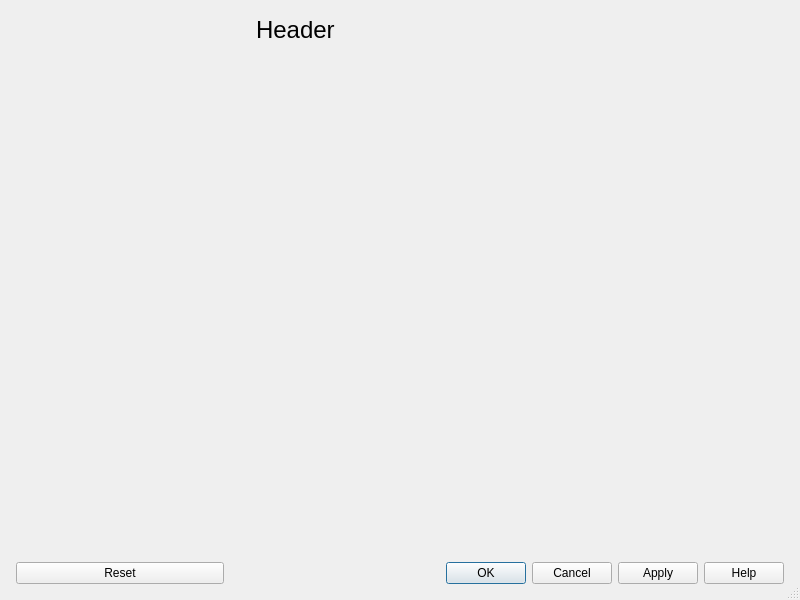
Old version of the form src/Gui/DlgPreferences.ui in the repository southseact-3d/fcd.
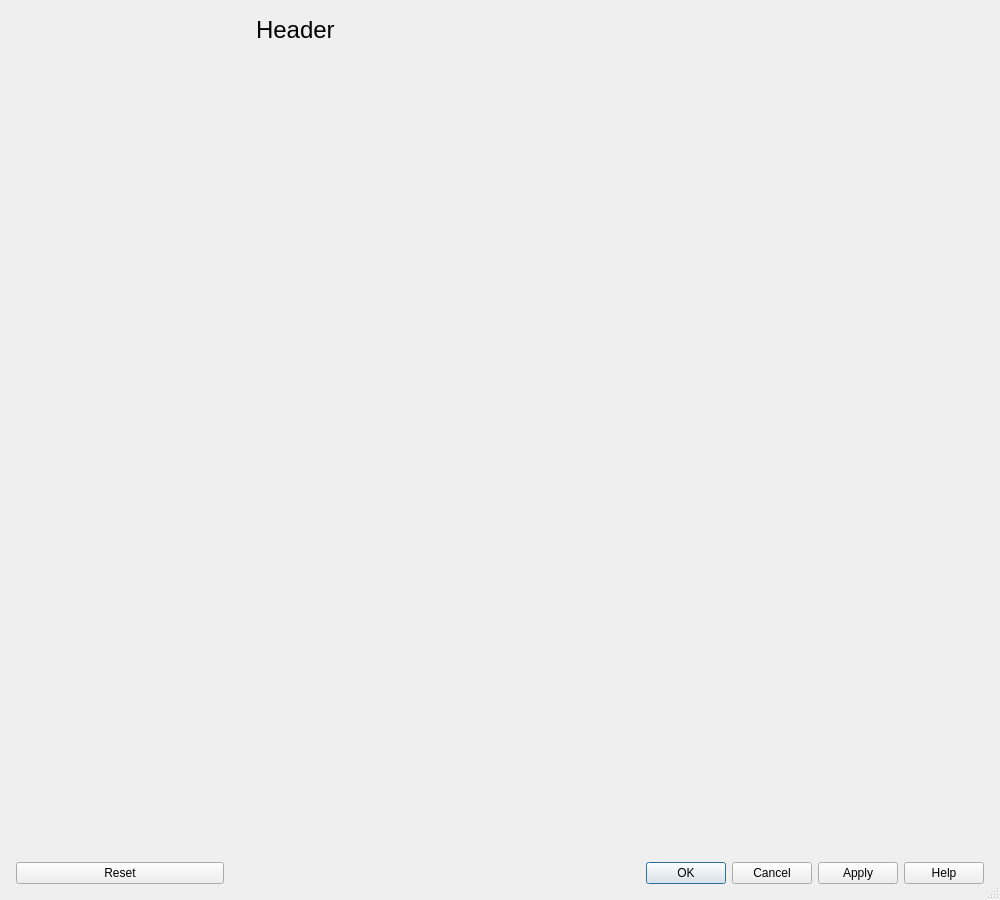
New version of the form.

Commit message:
Gui: Add ScrollArea to Preferences
This adds QScrollArea widget to DlgPreferences which in turn allows
preference pages to be scrollable. Stacked widget sizes are forced to
selected widget so scroll area should appear when it is needed.

Fixes #11511

What changed in the file:
```diff
--- a/src/Gui/DlgPreferences.ui
+++ b/src/Gui/DlgPreferences.ui
@@ -6,10 +6,16 @@
    <rect>
     <x>0</x>
     <y>0</y>
-    <width>800</width>
-    <height>600</height>
+    <width>1000</width>
+    <height>900</height>
    </rect>
   </property>
+  <property name="minimumSize">
+   <size>
+    <width>1000</width>
+    <height>600</height>
+   </size>
+  </property>
   <property name="windowTitle">
    <string>Preferences</string>
   </property>
@@ -209,13 +215,65 @@
          </layout>
         </item>
         <item>
-         <widget class="QStackedWidget" name="groupWidgetStack">
+         <widget class="QScrollArea" name="scrollArea">
           <property name="sizePolicy">
-           <sizepolicy hsizetype="Preferred" vsizetype="Preferred">
-            <horstretch>1</horstretch>
-            <verstretch>1</verstretch>
+           <sizepolicy hsizetype="Expanding" vsizetype="Expanding">
+            <horstretch>0</horstretch>
+            <verstretch>0</verstretch>
            </sizepolicy>
           </property>
+          <property name="frameShape">
+           <enum>QFrame::NoFrame</enum>
+          </property>
+          <property name="horizontalScrollBarPolicy">
+           <enum>Qt::ScrollBarAlwaysOff</enum>
+          </property>
+          <property name="sizeAdjustPolicy">
+           <enum>QAbstractScrollArea::AdjustIgnored</enum>
+          </property>
+          <property name="widgetResizable">
+           <bool>true</bool>
+          </property>
+          <widget class="QWidget" name="scrollAreaWidgetContents">
+           <property name="geometry">
+            <rect>
+             <x>0</x>
+             <y>0</y>
+             <width>726</width>
+             <height>669</height>
+            </rect>
+           </property>
+           <property name="sizePolicy">
+            <sizepolicy hsizetype="Expanding" vsizetype="Expanding">
+             <horstretch>0</horstretch>
+             <verstretch>0</verstretch>
+            </sizepolicy>
+           </property>
+           <layout class="QHBoxLayout" name="horizontalLayout_2">
+            <property name="leftMargin">
+             <number>0</number>
+            </property>
+            <property name="topMargin">
+             <number>0</number>
+            </property>
+            <property name="rightMargin">
+             <number>0</number>
+            </property>
+            <property name="bottomMargin">
+             <number>0</number>
+            </property>
+            <item>
+             <widget class="QStackedWidget" name="groupWidgetStack">
+              <property name="sizePolicy">
+               <sizepolicy hsizetype="Preferred" vsizetype="Expanding">
+                <horstretch>1</horstretch>
+                <verstretch>1</verstretch>
+               </sizepolicy>
+              </property>
+             </widget>
+            </item>
+           </layout>
+          </widget>
          </widget>
         </item>
         <item>
```
The commit also changes 2 other files.
